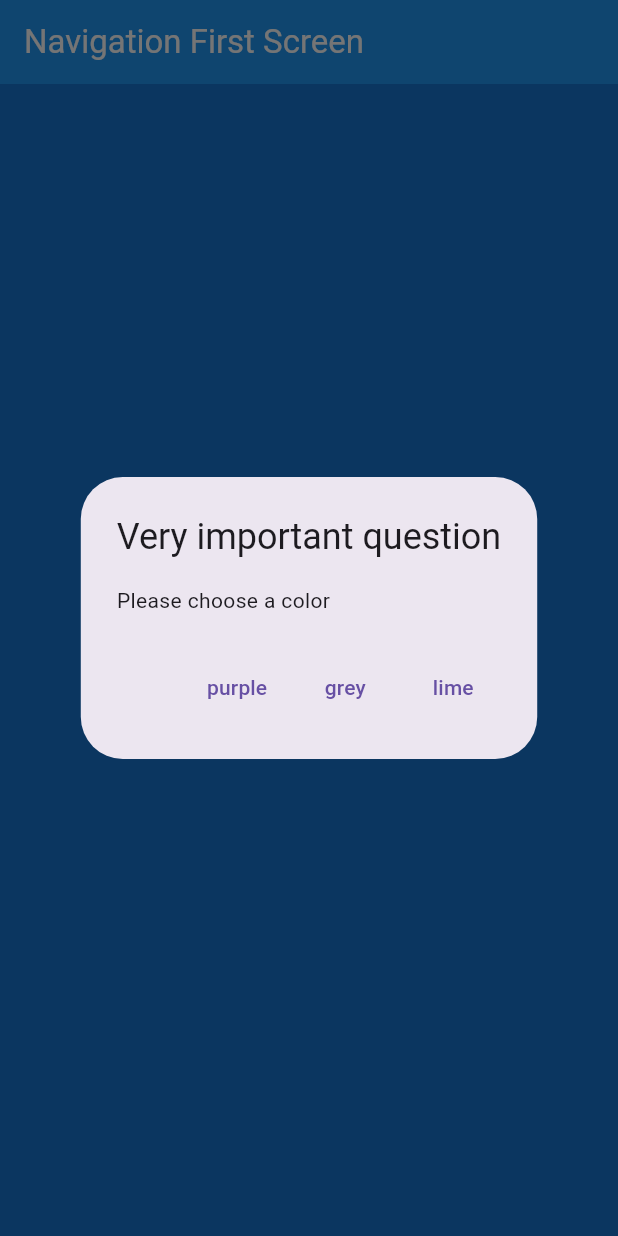
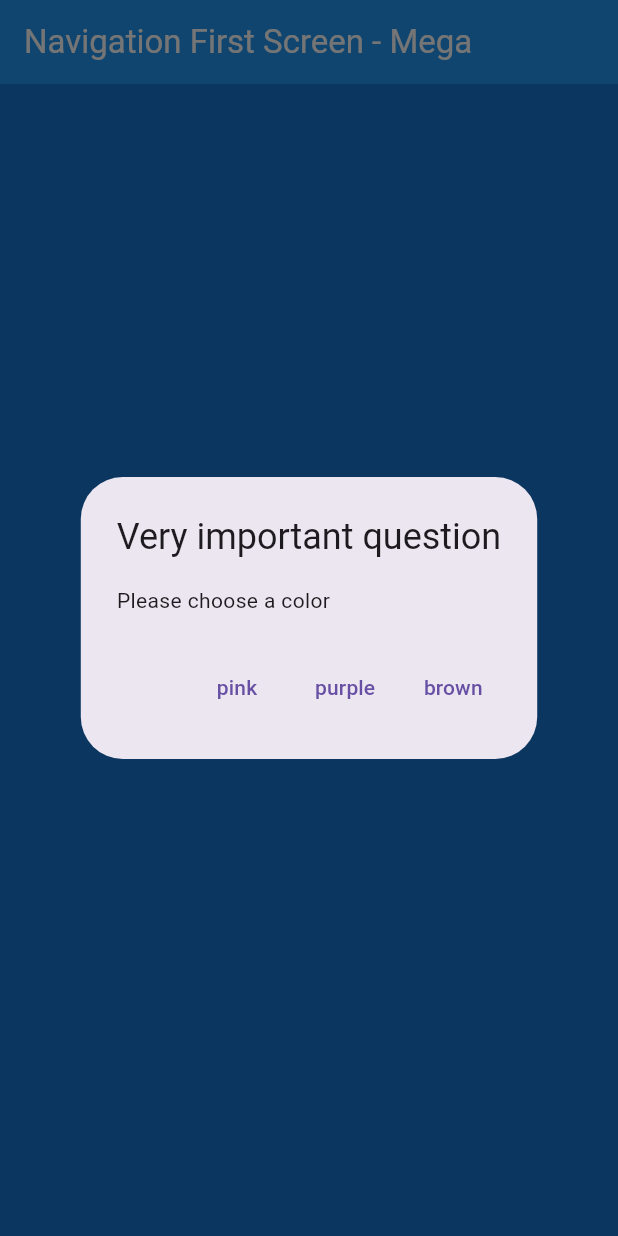
Before and after one commit to megamaharani14/books, a Flutter app: the screen it shows after launch, after a tap on "Change Color", on a phone screen of 412 x 824 dp. Run offline on Flutter 3.47's test engine with Material 3 defaults, Android fonts, the phone set to English and light mode, and no system bars; our stand-ins replace geolocator.

Commit message:
add foto

```diff
--- a/lib/main.dart
+++ b/lib/main.dart
@@ -6,7 +6,7 @@ import 'package:geolocator/geolocator.dart';
 import 'dart:async';
 import 'package:http/http.dart';
 import 'package:http/http.dart' as http;
-// import 'package:async/async.dart';
+
 
 void main() {
   runApp(const MyApp());
--- a/lib/navigation_dialog.dart
+++ b/lib/navigation_dialog.dart
@@ -14,7 +14,7 @@ class _NavigationDialogScreenState extends State<NavigationDialogScreen> {
     return Scaffold(
       backgroundColor: color,
       appBar: AppBar(
-        title: const Text('Navigation First Screen'),
+        title: const Text('Navigation First Screen - Mega '),
         foregroundColor: Colors.white,
         backgroundColor: Colors.blue,
 
@@ -37,19 +37,19 @@ class _NavigationDialogScreenState extends State<NavigationDialogScreen> {
           title: const Text('Very important question'),
           content: const Text('Please choose a color'),
           actions: [
+            TextButton(child: Text('pink'),
+            onPressed: (){
+              color = Colors.pinkAccent.shade700;
+              Navigator.pop(context, color);
+            }),
             TextButton(child: Text('purple'),
             onPressed: (){
               color = Colors.purple.shade700;
               Navigator.pop(context, color);
             }),
-            TextButton(child: Text('grey'),
+            TextButton(child: Text('brown'),
             onPressed: (){
-              color = Colors.grey.shade700;
-              Navigator.pop(context, color);
-            }),
-            TextButton(child: Text('lime'),
-            onPressed: (){
-              color = Colors.lime.shade700;
+              color = Colors.brown.shade700;
               Navigator.pop(context, color);
             }),
           ],
```
Also changed, not shown: image/image23.png (added), image/image24.png (added), image/image25.png (added), 1 other file.
